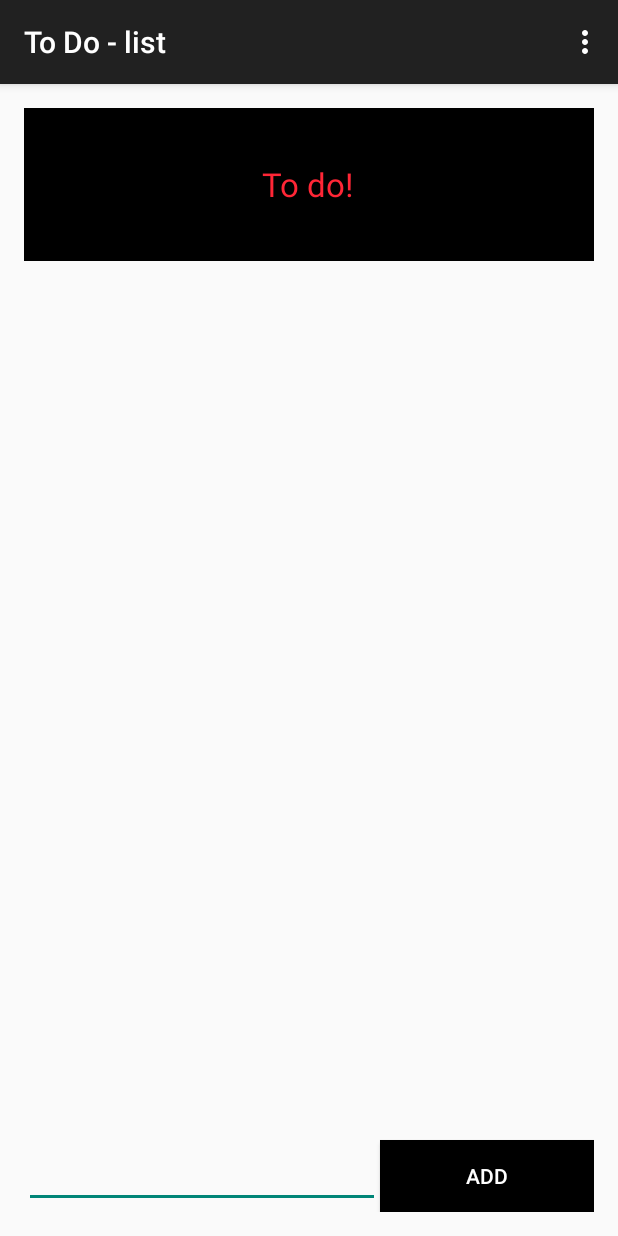
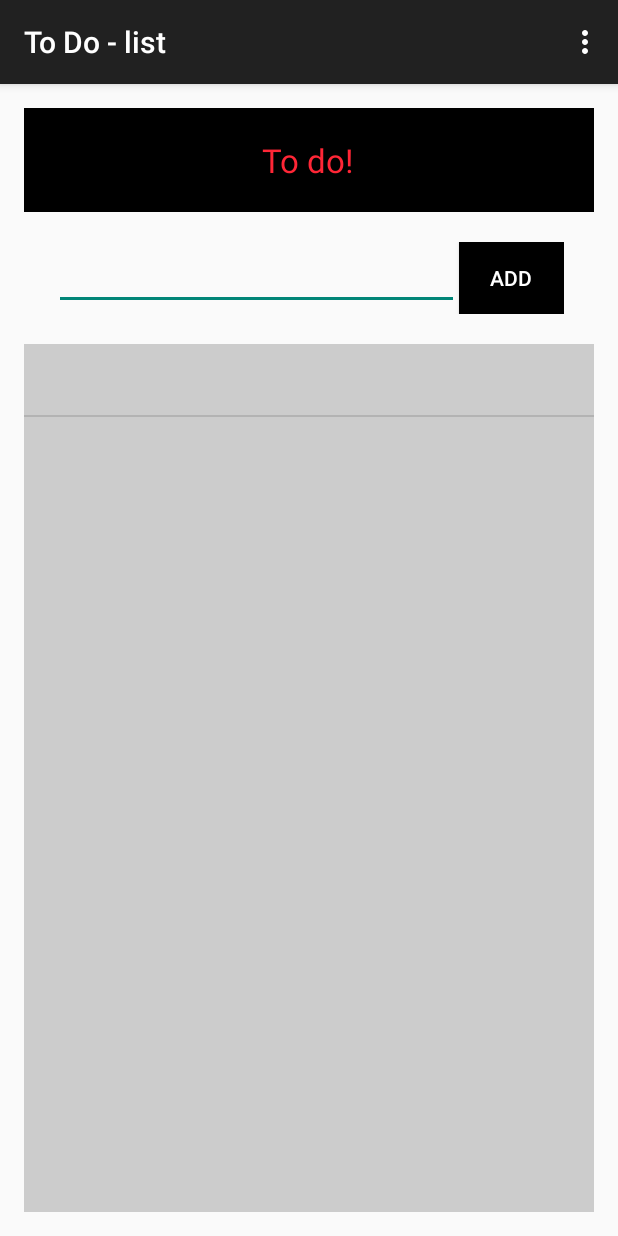
Before and after one commit to C0rine/Todo-list, an Android app: the screen it shows after launch (MainActivity), in the options menu, after a tap on "Settings", on a phone screen of 412 x 824 dp. Run offline under Robolectric (Android 15) with nearby library versions, the phone set to English and light mode, and no system bars.

Commit message:
Added basic functionalities (adding tasks and removing them from a list)

```diff
--- a/app/src/main/java/corine/todo_list/MainActivity.java
+++ b/app/src/main/java/corine/todo_list/MainActivity.java
@@ -4,13 +4,51 @@ import android.support.v7.app.AppCompatActivity;
 import android.os.Bundle;
 import android.view.Menu;
 import android.view.MenuItem;
+import android.view.View;
+import android.widget.AdapterView;
+import android.widget.ArrayAdapter;
+import android.widget.EditText;
+import android.widget.ListAdapter;
+import android.widget.ListView;
+import android.widget.Toast;
+
+import java.util.ArrayList;
+import java.util.List;
 
 public class MainActivity extends AppCompatActivity {
+
+    private List<String> todos = new ArrayList();
+    private EditText input;
+    private ListAdapter theAdapter;
 
     @Override
     protected void onCreate(Bundle savedInstanceState) {
         super.onCreate(savedInstanceState);
         setContentView(R.layout.activity_main);
+
+
+        input = (EditText) findViewById(R.id.editText);
+
+        theAdapter = new ArrayAdapter<String>(this, R.layout.row_layout, R.id.textview1,
+                todos);
+
+        final ListView theListView = (ListView) findViewById(R.id.listView);
+
+        theListView.setAdapter(theAdapter);
+
+        // remove item from the list
+        theListView.setOnItemClickListener(new AdapterView.OnItemClickListener() {
+            @Override
+            public void onItemClick(AdapterView<?> parent, View view, int position, long id) {
+
+                todos.remove(String.valueOf(parent.getItemAtPosition(position)));
+
+                ((ArrayAdapter<String>)theAdapter).notifyDataSetChanged();
+
+            }
+        });
+
+
     }
 
     @Override
@@ -34,4 +72,12 @@ public class MainActivity extends AppCompatActivity {
 
         return super.onOptionsItemSelected(item);
     }
+
+    // add an item to the list
+    public void addItem(View view) {
+
+        todos.add(String.valueOf(input.getText()));
+        input.setText("");
+        ((ArrayAdapter<String>)theAdapter).notifyDataSetChanged();
+    }
 }
--- a/app/src/main/res/layout/activity_main.xml
+++ b/app/src/main/res/layout/activity_main.xml
@@ -9,8 +9,8 @@
     <FrameLayout
         android:layout_width="match_parent"
         android:layout_height="wrap_content"
-        android:layout_weight="0.32"
-        android:background="#000000">
+        android:background="#000000"
+        android:padding="20dp">
 
         <TextView
             android:layout_width="wrap_content"
@@ -25,36 +25,24 @@
             android:layout_gravity="center" />
     </FrameLayout>
 
-    <ScrollView
-        android:layout_width="wrap_content"
-        android:layout_height="wrap_content"
-        android:id="@+id/scrollView"
-        android:layout_below="@+id/textView"
-        android:layout_alignParentEnd="true"
-        android:layout_weight="2.26">
-
-        <ListView
-            android:layout_width="wrap_content"
-            android:layout_height="wrap_content"
-            android:id="@+id/listView"
-            android:layout_below="@+id/scrollView"
-            android:layout_alignParentEnd="true" />
-    </ScrollView>
-
     <LinearLayout
         android:orientation="horizontal"
         android:layout_width="match_parent"
-        android:layout_height="29dp"
-        android:layout_weight="0.39">
+        android:layout_height="wrap_content"
+        android:layout_weight="0"
+        android:padding="20dp"
+        android:gravity="bottom"
+        android:layout_gravity="top">
 
         <EditText
-            android:layout_width="wrap_content"
+            android:layout_width="fill_parent"
             android:layout_height="wrap_content"
             android:id="@+id/editText"
             android:layout_below="@+id/scrollView"
             android:layout_alignParentStart="true"
             android:layout_weight="4"
-            android:layout_gravity="bottom" />
+            android:gravity="bottom"
+            android:layout_gravity="top" />
 
         <Button
             android:layout_width="wrap_content"
@@ -66,7 +54,16 @@
             android:layout_weight="1"
             android:background="#000000"
             android:textColor="#ffffff"
-            android:layout_gravity="bottom" />
+            android:onClick="addItem"
+            android:layout_gravity="right|top" />
     </LinearLayout>
 
+    <ListView
+        android:layout_width="wrap_content"
+        android:layout_height="fill_parent"
+        android:id="@+id/listView"
+        android:layout_below="@+id/scrollView"
+        android:layout_alignParentEnd="true"
+        android:background="#CCCCCC" />
+
 </LinearLayout>
--- /dev/null
+++ b/app/src/main/res/layout/row_layout.xml
@@ -0,0 +1,16 @@
+<LinearLayout xmlns:android="http://schemas.android.com/apk/res/android"
+    xmlns:tools="http://schemas.android.com/tools"
+    android:layout_width="fill_parent"
+    android:layout_height="match_parent"
+    tools:context=".MainActivity"
+    android:orientation="vertical">
+
+    <TextView
+        android:layout_width="wrap_content"
+        android:layout_height="wrap_content"
+        android:id="@+id/textview1"
+        android:textSize="20sp"
+        android:textStyle="italic"
+        android:padding="10dp"/>
+
+</LinearLayout>
```
Also changed, not shown: 1 other file.
